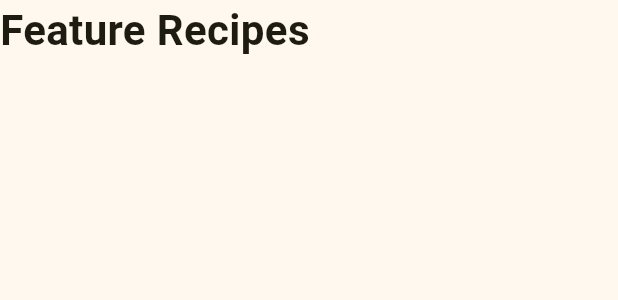
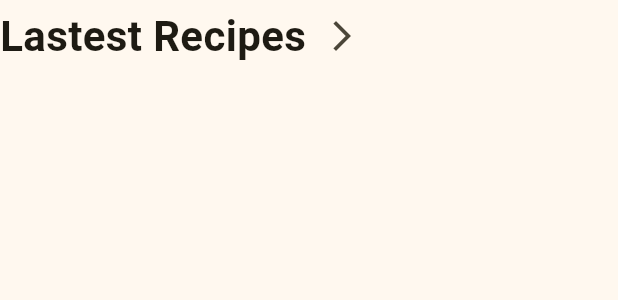
Before and after one commit to yzzhuo/Ricetta, a Flutter app: the FeatureRecipesWidget widget shown alone on an empty page, opened directly, on a phone screen of 412 x 824 dp. Shown: the top 300 px of the screen. Run offline on Flutter 3.47's test engine with Material 3 defaults, Android fonts, the phone set to English and light mode, and no system bars; our stand-ins replace cloud_firestore, firebase_auth, firebase_core, firebase_storage, flutter_riverpod, go_router; accounts and stored records are empty; network calls fail; statements that could not run were skipped.

Commit message:
fix: small bugs

```diff
--- a/lib/screens/home_screen.dart
+++ b/lib/screens/home_screen.dart
@@ -37,12 +37,17 @@ class FeatureRecipesWidget extends ConsumerWidget {
     }
     return Column(
       children: [
-        Container(
-            alignment: Alignment.centerLeft,
-            child: const Text(
-              'Feature Recipes',
-              style: TextStyle(fontSize: 28, fontWeight: FontWeight.w700),
-            )),
+        Row(children: [
+          const Text(
+            'Lastest Recipes',
+            style: TextStyle(fontSize: 28, fontWeight: FontWeight.w700),
+          ),
+          IconButton(
+              onPressed: () {
+                context.push('/recipes');
+              },
+              icon: const Icon(Icons.arrow_forward_ios)),
+        ]),
         const SizedBox(height: 12.0),
         SizedBox(
             height: 284,
```
Also changed, not shown: lib/screens/login_screen.dart (+22 -12 lines), lib/widgets/layout.dart (+17 -30 lines).
